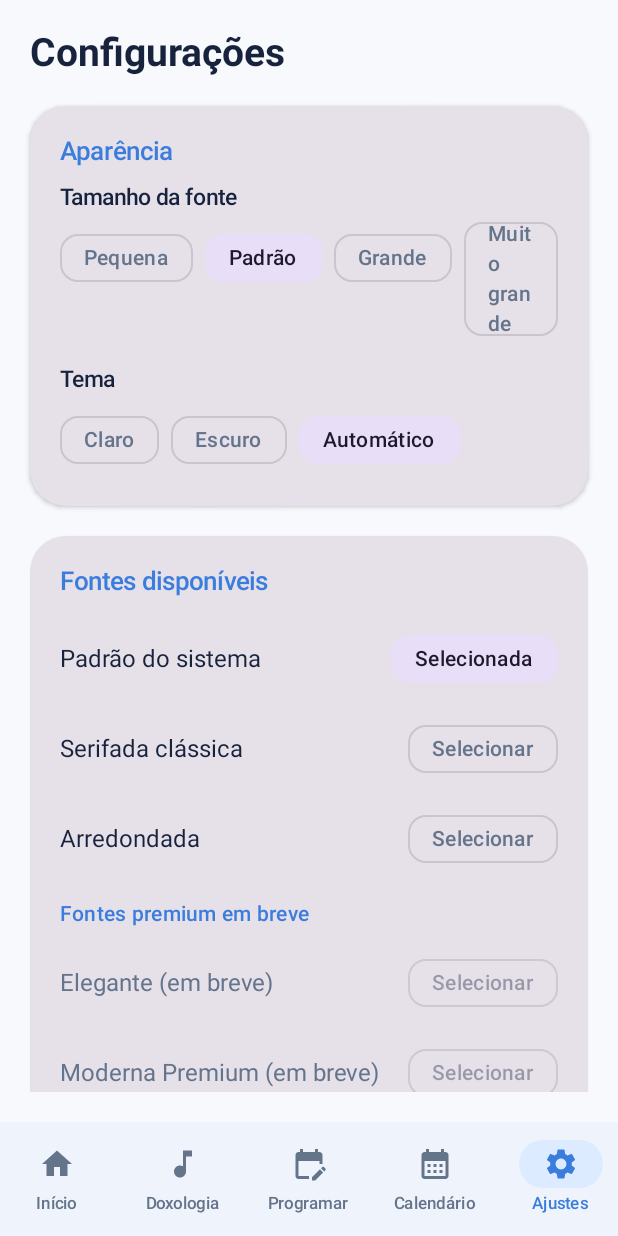
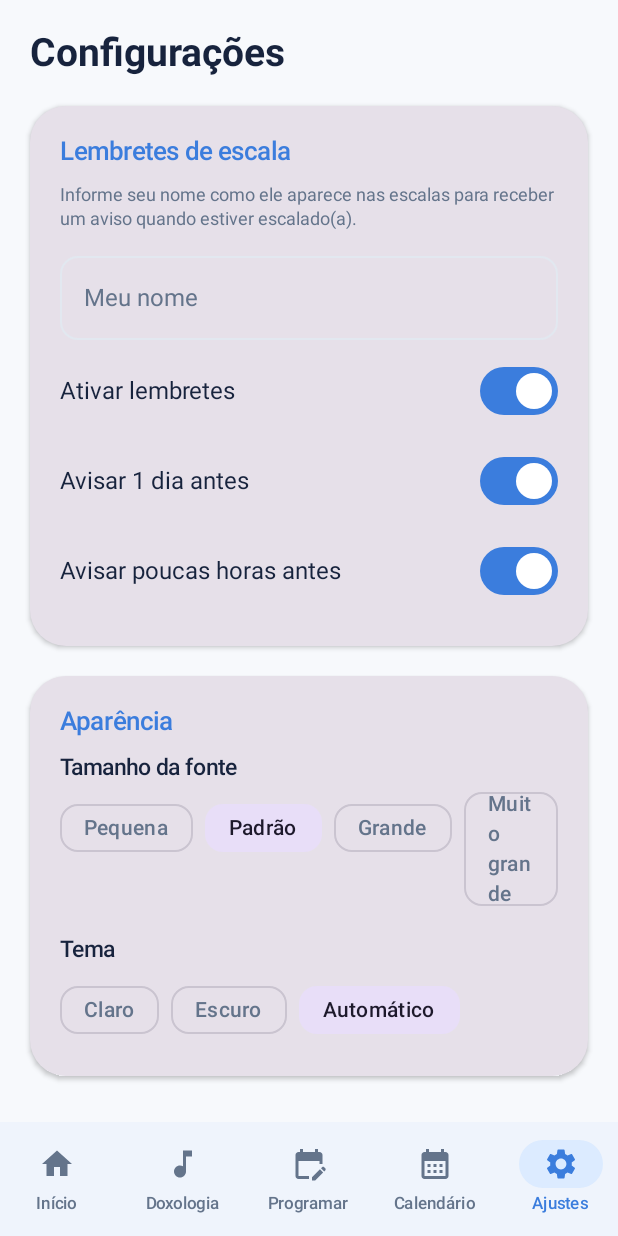
Before and after one commit to Kinshi13/Sonoplastia-Extend, an Android app built with Jetpack Compose: the SettingsScreen screen opened through its navigation route, after a tap on "Padrão", on a phone screen of 412 x 824 dp. Run offline under Robolectric (Android 15) with nearby library versions, the phone set to English and light mode, and no system bars; our stand-ins replace Room's generated code; 1 other tap on this screen came first.

Commit message:
Adiciona lembretes locais de escala e base para modo multiusuário
Lembretes: campo "Meu nome" em Configurações, checagem periódica via
WorkManager comparando o nome com as funções de cada escala futura
(comparação tolerante a nomes parciais) e notificação local 1 dia
antes e/ou poucas horas antes, sem repetir avisos já enviados.

Multiusuário: cria a interface ScheduleSyncGateway (com implementação
local no-op) e os modelos Workspace/WorkspaceRole/SyncMode, deixando
o app pronto para plugar um backend (Firebase é o caminho recomendado)
no modelo "admin sobe a escala, membros só recebem e são notificados"
sem precisar alterar os pontos de uso já existentes.

```diff
--- a/app/build.gradle.kts
+++ b/app/build.gradle.kts
@@ -82,6 +82,9 @@ dependencies {
     // DataStore (settings persistence)
     implementation("androidx.datastore:datastore-preferences:1.1.1")
 
+    // WorkManager (periodic reminder checks)
+    implementation("androidx.work:work-runtime-ktx:2.9.1")
+
     // Coroutines
     implementation("org.jetbrains.kotlinx:kotlinx-coroutines-android:1.8.1")
 
--- a/app/src/main/AndroidManifest.xml
+++ b/app/src/main/AndroidManifest.xml
@@ -1,5 +1,7 @@
 <?xml version="1.0" encoding="utf-8"?>
 <manifest xmlns:android="http://schemas.android.com/apk/res/android">
+
+    <uses-permission android:name="android.permission.POST_NOTIFICATIONS" />
 
     <application
         android:name=".EscalaChurchApp"
--- a/app/src/main/java/com/escalachurch/app/EscalaChurchApp.kt
+++ b/app/src/main/java/com/escalachurch/app/EscalaChurchApp.kt
@@ -5,6 +5,8 @@ import androidx.lifecycle.ProcessLifecycleOwner
 import androidx.lifecycle.lifecycleScope
 import com.escalachurch.app.data.SeedData
 import com.escalachurch.app.di.AppContainer
+import com.escalachurch.app.notification.ReminderNotifier
+import com.escalachurch.app.notification.ReminderWorker
 import kotlinx.coroutines.launch
 
 class EscalaChurchApp : Application() {
@@ -19,5 +21,8 @@ class EscalaChurchApp : Application() {
         ProcessLifecycleOwner.get().lifecycleScope.launch {
             SeedData.populateIfEmpty(container)
         }
+
+        ReminderNotifier.ensureChannel(this)
+        ReminderWorker.schedule(this)
     }
 }
--- a/app/src/main/java/com/escalachurch/app/MainActivity.kt
+++ b/app/src/main/java/com/escalachurch/app/MainActivity.kt
@@ -1,23 +1,33 @@
 package com.escalachurch.app
 
+import android.Manifest
+import android.content.pm.PackageManager
+import android.os.Build
 import android.os.Bundle
 import androidx.activity.ComponentActivity
 import androidx.activity.compose.setContent
 import androidx.activity.enableEdgeToEdge
+import androidx.activity.result.contract.ActivityResultContracts
 import androidx.compose.foundation.layout.fillMaxSize
 import androidx.compose.material3.MaterialTheme
 import androidx.compose.material3.Surface
 import androidx.compose.runtime.collectAsState
 import androidx.compose.runtime.getValue
 import androidx.compose.ui.Modifier
+import androidx.core.content.ContextCompat
 import com.escalachurch.app.domain.model.AppSettings
 import com.escalachurch.app.ui.navigation.EscalaChurchNavGraph
 import com.escalachurch.app.ui.theme.EscalaChurchTheme
 
 class MainActivity : ComponentActivity() {
+
+    private val notificationPermissionLauncher =
+        registerForActivityResult(ActivityResultContracts.RequestPermission()) { /* no-op: reminders simply stay silent if denied */ }
+
     override fun onCreate(savedInstanceState: Bundle?) {
         super.onCreate(savedInstanceState)
         enableEdgeToEdge()
+        requestNotificationPermissionIfNeeded()
 
         val container = (application as EscalaChurchApp).container
 
@@ -31,4 +41,13 @@ class MainActivity : ComponentActivity() {
             }
         }
     }
+
+    private fun requestNotificationPermissionIfNeeded() {
+        if (Build.VERSION.SDK_INT < Build.VERSION_CODES.TIRAMISU) return
+        val granted = ContextCompat.checkSelfPermission(this, Manifest.permission.POST_NOTIFICATIONS) ==
+            PackageManager.PERMISSION_GRANTED
+        if (!granted) {
+            notificationPermissionLauncher.launch(Manifest.permission.POST_NOTIFICATIONS)
+        }
+    }
 }
--- a/app/src/main/java/com/escalachurch/app/data/preferences/SettingsDataStore.kt
+++ b/app/src/main/java/com/escalachurch/app/data/preferences/SettingsDataStore.kt
@@ -4,11 +4,14 @@ import android.content.Context
 import androidx.datastore.preferences.core.booleanPreferencesKey
 import androidx.datastore.preferences.core.edit
 import androidx.datastore.preferences.core.floatPreferencesKey
+import androidx.datastore.preferences.core.intPreferencesKey
 import androidx.datastore.preferences.core.stringPreferencesKey
+import androidx.datastore.preferences.core.stringSetPreferencesKey
 import androidx.datastore.preferences.preferencesDataStore
 import com.escalachurch.app.domain.model.AppFont
 import com.escalachurch.app.domain.model.AppSettings
 import com.escalachurch.app.domain.model.FontSizeOption
+import com.escalachurch.app.domain.model.SyncMode
 import com.escalachurch.app.domain.model.ThemeMode
 import kotlinx.coroutines.flow.Flow
 import kotlinx.coroutines.flow.map
@@ -27,6 +30,14 @@ class SettingsDataStore(private val context: Context) {
         val VISUAL_EFFECTS_ENABLED = booleanPreferencesKey("visual_effects_enabled")
         val VIBRATION_ENABLED = booleanPreferencesKey("vibration_enabled")
         val THEME_MODE = stringPreferencesKey("theme_mode")
+        val MY_NAME = stringPreferencesKey("my_name")
+        val REMINDERS_ENABLED = booleanPreferencesKey("reminders_enabled")
+        val NOTIFY_DAY_BEFORE = booleanPreferencesKey("notify_day_before")
+        val NOTIFY_HOURS_BEFORE = booleanPreferencesKey("notify_hours_before")
+        val REMINDER_HOURS_LEAD = intPreferencesKey("reminder_hours_lead")
+        val NOTIFIED_KEYS = stringSetPreferencesKey("notified_reminder_keys")
+        val SYNC_MODE = stringPreferencesKey("sync_mode")
+        val WORKSPACE_NAME = stringPreferencesKey("workspace_name")
     }
 
     val settingsFlow: Flow<AppSettings> = context.dataStore.data.map { prefs ->
@@ -41,7 +52,15 @@ class SettingsDataStore(private val context: Context) {
             visualEffectsEnabled = prefs[Keys.VISUAL_EFFECTS_ENABLED] ?: true,
             vibrationEnabled = prefs[Keys.VIBRATION_ENABLED] ?: true,
             themeMode = prefs[Keys.THEME_MODE]?.let { runCatching { ThemeMode.valueOf(it) }.getOrNull() }
-                ?: ThemeMode.AUTO
+                ?: ThemeMode.AUTO,
+            myName = prefs[Keys.MY_NAME] ?: "",
+            remindersEnabled = prefs[Keys.REMINDERS_ENABLED] ?: true,
+            notifyDayBefore = prefs[Keys.NOTIFY_DAY_BEFORE] ?: true,
+            notifyHoursBefore = prefs[Keys.NOTIFY_HOURS_BEFORE] ?: true,
+            reminderHoursBeforeLead = prefs[Keys.REMINDER_HOURS_LEAD] ?: 3,
+            syncMode = prefs[Keys.SYNC_MODE]?.let { runCatching { SyncMode.valueOf(it) }.getOrNull() }
+                ?: SyncMode.STANDALONE,
+            workspaceName = prefs[Keys.WORKSPACE_NAME] ?: ""
         )
     }
 
@@ -55,6 +74,32 @@ class SettingsDataStore(private val context: Context) {
             prefs[Keys.VISUAL_EFFECTS_ENABLED] = settings.visualEffectsEnabled
             prefs[Keys.VIBRATION_ENABLED] = settings.vibrationEnabled
             prefs[Keys.THEME_MODE] = settings.themeMode.name
+            prefs[Keys.MY_NAME] = settings.myName
+            prefs[Keys.REMINDERS_ENABLED] = settings.remindersEnabled
+            prefs[Keys.NOTIFY_DAY_BEFORE] = settings.notifyDayBefore
+            prefs[Keys.NOTIFY_HOURS_BEFORE] = settings.notifyHoursBefore
+            prefs[Keys.REMINDER_HOURS_LEAD] = settings.reminderHoursBeforeLead
+            prefs[Keys.SYNC_MODE] = settings.syncMode.name
+            prefs[Keys.WORKSPACE_NAME] = settings.workspaceName
+        }
+    }
+
+    /** Keys already notified (e.g. "scaleId:DAY_BEFORE"), so the periodic worker never repeats a reminder. */
+    val notifiedKeysFlow: Flow<Set<String>> = context.dataStore.data.map { it[Keys.NOTIFIED_KEYS] ?: emptySet() }
+
+    suspend fun markNotified(key: String) {
+        context.dataStore.edit { prefs ->
+            prefs[Keys.NOTIFIED_KEYS] = (prefs[Keys.NOTIFIED_KEYS] ?: emptySet()) + key
+        }
+    }
+
+    /** Drops notified keys for reminder kinds no longer relevant, keeping the stored set from growing forever. */
+    suspend fun pruneNotifiedKeys(validScaleIds: Set<Long>) {
+        context.dataStore.edit { prefs ->
+            val current = prefs[Keys.NOTIFIED_KEYS] ?: emptySet()
+            prefs[Keys.NOTIFIED_KEYS] = current.filter { key ->
+                key.substringBefore(':').toLongOrNull() in validScaleIds
+            }.toSet()
         }
     }
 }
--- a/app/src/main/java/com/escalachurch/app/data/repository/SettingsRepository.kt
+++ b/app/src/main/java/com/escalachurch/app/data/repository/SettingsRepository.kt
@@ -9,4 +9,10 @@ class SettingsRepository(private val dataStore: SettingsDataStore) {
     val settingsFlow: Flow<AppSettings> = dataStore.settingsFlow
 
     suspend fun update(settings: AppSettings) = dataStore.update(settings)
+
+    val notifiedReminderKeysFlow: Flow<Set<String>> = dataStore.notifiedKeysFlow
+
+    suspend fun markReminderNotified(key: String) = dataStore.markNotified(key)
+
+    suspend fun pruneReminderKeys(validScaleIds: Set<Long>) = dataStore.pruneNotifiedKeys(validScaleIds)
 }
--- /dev/null
+++ b/app/src/main/java/com/escalachurch/app/data/sync/ScheduleSyncGateway.kt
@@ -0,0 +1,45 @@
+package com.escalachurch.app.data.sync
+
+import com.escalachurch.app.domain.model.Workspace
+import com.escalachurch.app.domain.model.WorkspaceMember
+import com.escalachurch.app.domain.model.WorkspaceRole
+
+/**
+ * Seam between the app and a future shared backend (the recommended path is
+ * Firebase: Firestore for data, Firebase Auth for invite-code login, FCM for
+ * push notifications - see README "Modo igreja / multiusuário").
+ *
+ * The local Room database keeps being the source the UI reads from
+ * (offline-first); a real implementation of this gateway would push admin
+ * writes to the backend and pull remote changes back into Room, while
+ * [LocalOnlySyncGateway] simply keeps the app in standalone mode.
+ *
+ * Wiring a real backend requires: creating a Firebase project, enabling
+ * Firestore + Authentication + Cloud Messaging, dropping google-services.json
+ * into app/, and adding a FirebaseScheduleSyncGateway implementation of this
+ * interface - no other call site should need to change.
+ */
+interface ScheduleSyncGateway {
+
+    suspend fun createWorkspace(name: String, adminDisplayName: String): Result<Workspace>
+
+    suspend fun joinWorkspace(inviteCode: String, displayName: String): Result<WorkspaceMember>
+
+    suspend fun leaveWorkspace(): Result<Unit>
+
+    suspend fun currentRole(): WorkspaceRole?
+}
+
+/** Default gateway while no backend is configured: the app stays fully local/standalone. */
+class LocalOnlySyncGateway : ScheduleSyncGateway {
+
+    override suspend fun createWorkspace(name: String, adminDisplayName: String): Result<Workspace> =
+        Result.failure(UnsupportedOperationException("Conecte um backend (ex: Firebase) para habilitar o modo igreja."))
+
+    override suspend fun joinWorkspace(inviteCode: String, displayName: String): Result<WorkspaceMember> =
+        Result.failure(UnsupportedOperationException("Conecte um backend (ex: Firebase) para habilitar o modo igreja."))
+
+    override suspend fun leaveWorkspace(): Result<Unit> = Result.success(Unit)
+
+    override suspend fun currentRole(): WorkspaceRole? = null
+}
--- a/app/src/main/java/com/escalachurch/app/di/AppContainer.kt
+++ b/app/src/main/java/com/escalachurch/app/di/AppContainer.kt
@@ -7,6 +7,8 @@ import com.escalachurch.app.data.repository.CustomEventRepository
 import com.escalachurch.app.data.repository.DoxologyRepository
 import com.escalachurch.app.data.repository.ScaleRepository
 import com.escalachurch.app.data.repository.SettingsRepository
+import com.escalachurch.app.data.sync.LocalOnlySyncGateway
+import com.escalachurch.app.data.sync.ScheduleSyncGateway
 
 /**
  * Minimal, manual dependency container. No DI framework is required since the
@@ -22,4 +24,7 @@ class AppContainer(context: Context) {
     val doxologyRepository = DoxologyRepository(database.doxologyDao())
     val customEventRepository = CustomEventRepository(database.customEventDao())
     val settingsRepository = SettingsRepository(settingsDataStore)
+
+    /** Swap for a Firebase-backed implementation once a backend project exists; no other code changes. */
+    val scheduleSyncGateway: ScheduleSyncGateway = LocalOnlySyncGateway()
 }
--- a/app/src/main/java/com/escalachurch/app/domain/model/AppSettings.kt
+++ b/app/src/main/java/com/escalachurch/app/domain/model/AppSettings.kt
@@ -9,5 +9,14 @@ data class AppSettings(
     val animationsEnabled: Boolean = true,
     val visualEffectsEnabled: Boolean = true,
     val vibrationEnabled: Boolean = true,
-    val themeMode: ThemeMode = ThemeMode.AUTO
+    val themeMode: ThemeMode = ThemeMode.AUTO,
+    /** Local user profile name, used to match role fields (Recepção, Sonoplastia, etc.) for reminders. */
+    val myName: String = "",
+    val remindersEnabled: Boolean = true,
+    val notifyDayBefore: Boolean = true,
+    val notifyHoursBefore: Boolean = true,
+    val reminderHoursBeforeLead: Int = 3,
+    /** Standalone (default, fully local) vs connected to a shared church workspace once a backend exists. */
+    val syncMode: SyncMode = SyncMode.STANDALONE,
+    val workspaceName: String = ""
 )
--- a/app/src/main/java/com/escalachurch/app/ui/screens/settings/SettingsScreen.kt
+++ b/app/src/main/java/com/escalachurch/app/ui/screens/settings/SettingsScreen.kt
@@ -26,6 +26,8 @@ import androidx.compose.ui.Alignment
 import androidx.compose.ui.Modifier
 import androidx.compose.ui.unit.dp
 import com.escalachurch.app.di.appViewModel
+import com.escalachurch.app.ui.components.AppTextField
+import com.escalachurch.app.ui.components.SecondaryButton
 import com.escalachurch.app.domain.model.AppFont
 import com.escalachurch.app.domain.model.FontSizeOption
 import com.escalachurch.app.domain.model.ThemeMode
@@ -42,6 +44,30 @@ fun SettingsScreen() {
     ) {
         item {
             Text("Configurações", style = MaterialTheme.typography.headlineMedium, color = MaterialTheme.colorScheme.onBackground)
+        }
+
+        item {
+            SettingsSection(title = "Lembretes de escala") {
+                Text(
+                    "Informe seu nome como ele aparece nas escalas para receber um aviso quando estiver escalado(a).",
+                    style = MaterialTheme.typography.bodySmall,
+                    color = MaterialTheme.colorScheme.onSurfaceVariant
+                )
+                Spacer(Modifier.height(10.dp))
+                AppTextField(value = settings.myName, onValueChange = { viewModel.update { s -> s.copy(myName = it) } }, label = "Meu nome")
+                Spacer(Modifier.height(4.dp))
+                SwitchRow("Ativar lembretes", settings.remindersEnabled) { checked ->
+                    viewModel.update { it.copy(remindersEnabled = checked) }
+                }
+                if (settings.remindersEnabled) {
+                    SwitchRow("Avisar 1 dia antes", settings.notifyDayBefore) { checked ->
+                        viewModel.update { it.copy(notifyDayBefore = checked) }
+                    }
+                    SwitchRow("Avisar poucas horas antes", settings.notifyHoursBefore) { checked ->
+                        viewModel.update { it.copy(notifyHoursBefore = checked) }
+                    }
+                }
+            }
         }
 
         item {
@@ -108,6 +134,26 @@ fun SettingsScreen() {
         }
 
         item {
+            SettingsSection(title = "Modo de uso") {
+                val isStandalone = settings.syncMode == com.escalachurch.app.domain.model.SyncMode.STANDALONE
+                Text(
+                    if (isStandalone) "Modo pessoal (local) — os dados ficam só neste aparelho."
+                    else "Conectado à igreja: ${settings.workspaceName}",
+                    style = MaterialTheme.typography.bodyMedium,
+                    color = MaterialTheme.colorScheme.onSurface
+                )
+                Spacer(Modifier.height(4.dp))
+                Text(
+                    "Em breve: um administrador poderá montar a escala e cada pessoa incluída recebe o aviso automaticamente, sem poder alterar a escala principal.",
+                    style = MaterialTheme.typography.bodySmall,
+                    color = MaterialTheme.colorScheme.onSurfaceVariant
+                )
+                Spacer(Modifier.height(12.dp))
+                SecondaryButton(text = "Conectar à minha igreja (em breve)", enabled = false, onClick = {})
+            }
+        }
+
+        item {
             SettingsSection(title = "Interações") {
                 SwitchRow("Animações suaves entre cards", settings.animationsEnabled) { checked ->
                     viewModel.update { it.copy(animationsEnabled = checked) }
```
Also changed, not shown: app/src/main/java/com/escalachurch/app/domain/model/Workspace.kt (added, +32 -0 lines), app/src/main/java/com/escalachurch/app/domain/util/ReminderMatcher.kt (added, +34 -0 lines), app/src/main/java/com/escalachurch/app/notification/ReminderNotifier.kt (added, +62 -0 lines), app/src/main/java/com/escalachurch/app/notification/ReminderWorker.kt (added, +82 -0 lines).
